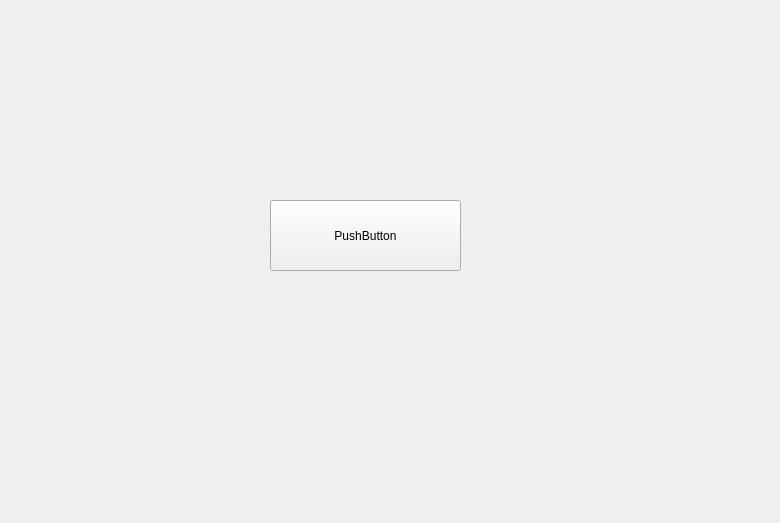
First picture: the form in ui/widget.ui, repository rhfgxg/HearthStone, before the edit.
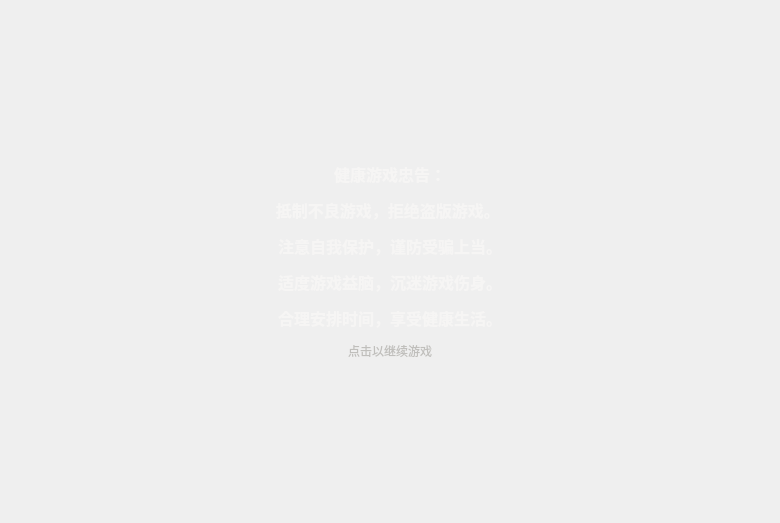
Second picture: the form after the edit.

The edit to the form file:
```diff
--- a/ui/widget.ui
+++ b/ui/widget.ui
@@ -13,19 +13,15 @@
   <property name="windowTitle">
    <string>Widget</string>
   </property>
-  <widget class="QPushButton" name="pushButton">
-   <property name="geometry">
-    <rect>
-     <x>270</x>
-     <y>200</y>
-     <width>191</width>
-     <height>71</height>
-    </rect>
-   </property>
+  <layout class="QGridLayout" name="gridLayout">
+   <item row="0" column="0">
+    <widget class="QLabel" name="label">
    <property name="text">
-    <string>PushButton</string>
-   </property>
-  </widget>
+      <string>&lt;html&gt;&lt;head/&gt;&lt;body&gt;&lt;p align=&quot;center&quot;&gt;&lt;span style=&quot; font-size:12pt; font-weight:700; color:#f6f5f4;&quot;&gt;健康游戏忠告：&lt;/span&gt;&lt;/p&gt;&lt;p align=&quot;center&quot;&gt;&lt;span style=&quot; font-size:12pt; font-weight:700; color:#f6f5f4;&quot;&gt;抵制不良游戏，拒绝盗版游戏。 &lt;/span&gt;&lt;/p&gt;&lt;p align=&quot;center&quot;&gt;&lt;span style=&quot; font-size:12pt; font-weight:700; color:#f6f5f4;&quot;&gt;注意自我保护，谨防受骗上当。&lt;/span&gt;&lt;/p&gt;&lt;p align=&quot;center&quot;&gt;&lt;span style=&quot; font-size:12pt; font-weight:700; color:#f6f5f4;&quot;&gt;适度游戏益脑，沉迷游戏伤身。&lt;/span&gt;&lt;/p&gt;&lt;p align=&quot;center&quot;&gt;&lt;span style=&quot; font-size:12pt; font-weight:700; color:#f6f5f4;&quot;&gt;合理安排时间，享受健康生活。&lt;/span&gt;&lt;/p&gt;&lt;p align=&quot;center&quot;&gt;&lt;span style=&quot; color:#c0bfbc;&quot;&gt;点击以继续游戏&lt;/span&gt;&lt;/p&gt;&lt;/body&gt;&lt;/html&gt;</string>
+     </property>
+    </widget>
+   </item>
+  </layout>
  </widget>
  <resources/>
  <connections/>
```
Left out of the diff: 2 changed lines with no effect on the pictures. Lines whose indentation alone changed are shown as unchanged.
